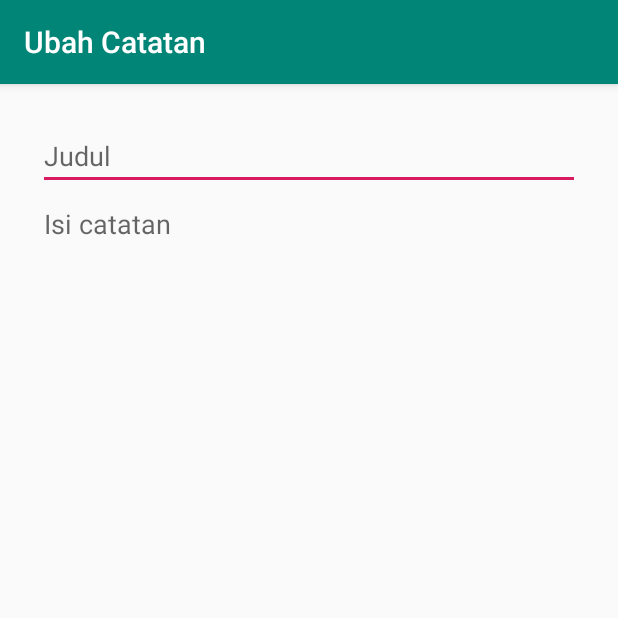
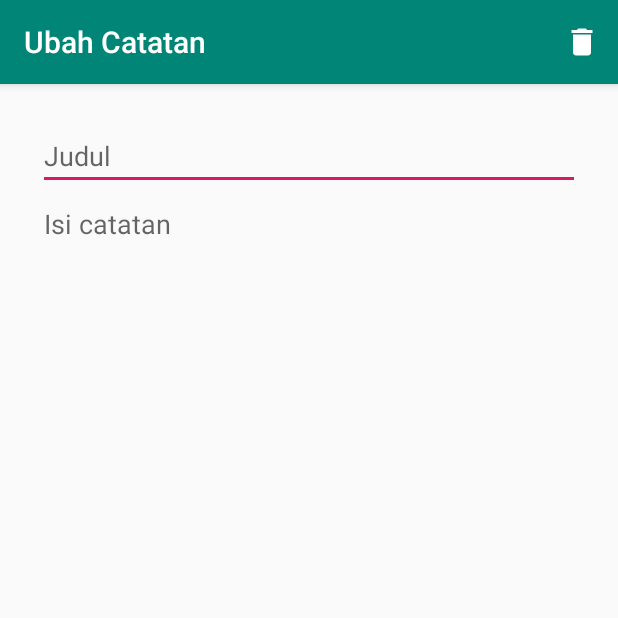
Before and after one commit to firdaus1453/CRUDSqlite, an Android app: the UpdateActivity screen opened directly, with no data from a screen before it, on a phone screen of 412 x 824 dp, the top half of it. Run offline under Robolectric (Android 15) with nearby library versions, the phone set to English and light mode, and no system bars.

Commit message:
bug receh :D

```diff
--- a/app/src/main/AndroidManifest.xml
+++ b/app/src/main/AndroidManifest.xml
@@ -19,8 +19,9 @@
                 <category android:name="android.intent.category.LAUNCHER" />
             </intent-filter>
         </activity>
-        <activity android:name=".TambahActivity" />
-        <activity android:name=".UpdateActivity"></activity>
+        <activity android:name=".TambahActivity" android:parentActivityName=".MainNavDrawerActivity" />
+        <activity android:name=".UpdateActivity" android:parentActivityName=".MainNavDrawerActivity"
+            android:theme="@style/AppTheme.NoActionBar"></activity>
     </application>
 
 </manifest>
--- /dev/null
+++ b/app/src/main/res/drawable/ic_delete.xml
@@ -0,0 +1,5 @@
+<vector android:height="24dp" android:tint="#FFFFFF"
+    android:viewportHeight="24.0" android:viewportWidth="24.0"
+    android:width="24dp" xmlns:android="http://schemas.android.com/apk/res/android">
+    <path android:fillColor="#FF000000" android:pathData="M6,19c0,1.1 0.9,2 2,2h8c1.1,0 2,-0.9 2,-2V7H6v12zM19,4h-3.5l-1,-1h-5l-1,1H5v2h14V4z"/>
+</vector>
--- a/app/src/main/res/drawable/ic_search.xml
+++ b/app/src/main/res/drawable/ic_search.xml
@@ -4,6 +4,6 @@
         android:viewportWidth="24.0"
         android:viewportHeight="24.0">
     <path
-        android:fillColor="#FF000000"
+        android:fillColor="#ffffff"
         android:pathData="M15.5,14h-0.79l-0.28,-0.27C15.41,12.59 16,11.11 16,9.5 16,5.91 13.09,3 9.5,3S3,5.91 3,9.5 5.91,16 9.5,16c1.61,0 3.09,-0.59 4.23,-1.57l0.27,0.28v0.79l5,4.99L20.49,19l-4.99,-5zM9.5,14C7.01,14 5,11.99 5,9.5S7.01,5 9.5,5 14,7.01 14,9.5 11.99,14 9.5,14z"/>
 </vector>
--- a/app/src/main/res/layout/activity_update.xml
+++ b/app/src/main/res/layout/activity_update.xml
@@ -1,18 +1,36 @@
 <?xml version="1.0" encoding="utf-8"?>
-<LinearLayout xmlns:android="http://schemas.android.com/apk/res/android"
+<LinearLayout
+    xmlns:android="http://schemas.android.com/apk/res/android"
     xmlns:app="http://schemas.android.com/apk/res-auto"
-    xmlns:tools="http://schemas.android.com/tools"
     android:layout_width="match_parent"
     android:layout_height="match_parent"
-    tools:context=".UpdateActivity"
+    android:orientation="vertical">
+
+    <android.support.design.widget.AppBarLayout
+        android:layout_width="match_parent"
+        android:layout_height="wrap_content"
+        android:theme="@style/AppTheme.AppBarOverlay">
+
+        <android.support.v7.widget.Toolbar
+            android:id="@+id/toolbar"
+            android:layout_width="match_parent"
+            android:layout_height="?attr/actionBarSize"
+            android:background="?attr/colorPrimary"
+            app:popupTheme="@style/AppTheme.PopupOverlay" />
+
+    </android.support.design.widget.AppBarLayout>
+
+    <LinearLayout
+        android:layout_width="match_parent"
+        android:layout_height="match_parent"
         android:orientation="vertical"
         android:padding="25dp">
 
         <EditText
+            android:id="@+id/edtJudulUpdate"
             android:layout_width="match_parent"
             android:layout_height="wrap_content"
-        android:hint="Judul"
-        android:id="@+id/edtJudulUpdate"/>
+            android:hint="Judul" />
 
         <EditText
             android:id="@+id/edtIsiUpdate"
@@ -20,14 +38,15 @@
             android:layout_height="match_parent"
             android:layout_weight="1"
             android:gravity="top"
-        android:hint="Isi catatan"/>
+            android:hint="Isi catatan" />
 
         <Button
             android:id="@+id/btnUpdate"
-        android:layout_gravity="center"
+            style="@style/Widget.AppCompat.Button.Colored"
             android:layout_width="match_parent"
             android:layout_height="wrap_content"
-        android:text="Save"
-        style="@style/Widget.AppCompat.Button.Colored"/>
+            android:layout_gravity="center"
+            android:text="Save" />
 
     </LinearLayout>
+</LinearLayout>
--- /dev/null
+++ b/app/src/main/res/menu/delete_menu.xml
@@ -0,0 +1,9 @@
+<?xml version="1.0" encoding="utf-8"?>
+<menu xmlns:android="http://schemas.android.com/apk/res/android"
+    xmlns:app="http://schemas.android.com/apk/res-auto">
+    <item android:id="@+id/delete"
+        android:title="Cari"
+        android:orderInCategory="1"
+        android:icon="@drawable/ic_delete"
+        app:showAsAction="always"/>
+</menu>
--- a/app/src/main/res/values-v21/styles.xml
+++ b/app/src/main/res/values-v21/styles.xml
@@ -3,6 +3,5 @@
     <style name="AppTheme.NoActionBar">
         <item name="windowActionBar">false</item>
         <item name="windowNoTitle">true</item>
-        <item name="android:statusBarColor">@android:color/transparent</item>
     </style>
 </resources>
```
Also changed, not shown: app/src/main/java/me/firdaus1453/crudsqlite/MainNavDrawerActivity.java (+9 -1 lines), app/src/main/java/me/firdaus1453/crudsqlite/RecycleAdapter.java (+18 -16 lines), app/src/main/java/me/firdaus1453/crudsqlite/RecycleViewFragment.java (+13 -3 lines), app/src/main/java/me/firdaus1453/crudsqlite/TambahActivity.java (+3 -9 lines), app/src/main/java/me/firdaus1453/crudsqlite/UpdateActivity.java (+42 -1 lines), app/src/main/res/menu/popup_menu.xml (+3 -5 lines). Lines whose indentation alone changed are shown as unchanged.
